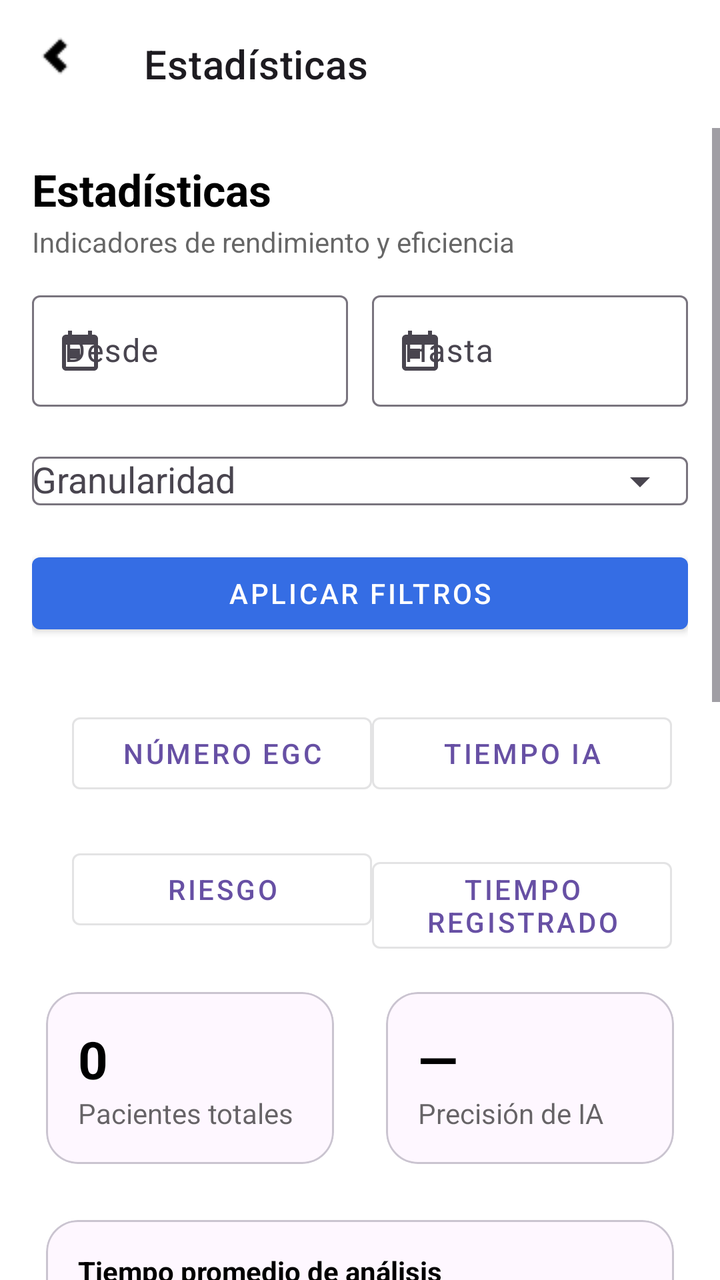
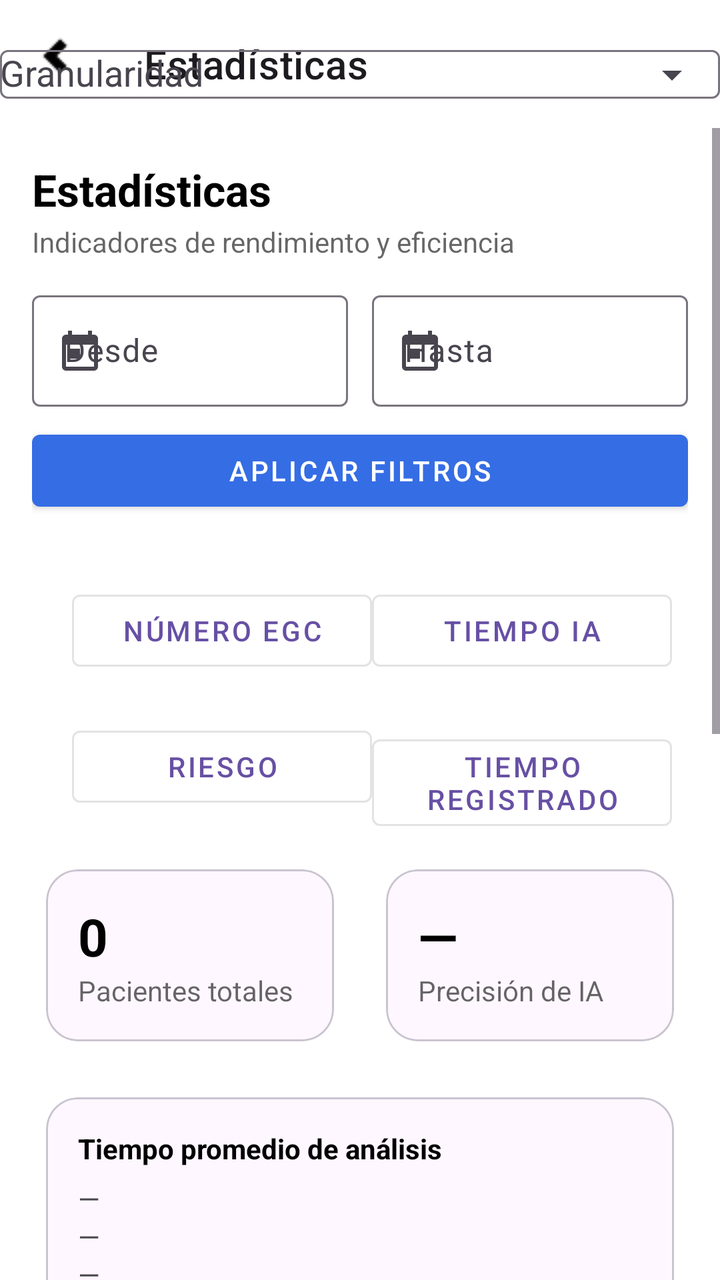

An Android layout rendered at two revisions. The XML below is the earlier revision; the diff shows what the commit changed to produce the second picture.
<!-- AndroidManifest.xml: application theme Theme.DoctorSaludApp -->
<!-- res/layout/activity_stats.xml -->
<?xml version="1.0" encoding="utf-8"?>
<androidx.coordinatorlayout.widget.CoordinatorLayout
    xmlns:android="http://schemas.android.com/apk/res/android"
    xmlns:app="http://schemas.android.com/apk/res-auto"
    android:background="@color/white"
    android:layout_width="match_parent"
    android:layout_height="match_parent">

    <com.google.android.material.appbar.MaterialToolbar
        android:id="@+id/toolbar"
        style="@style/Widget.MaterialComponents.Toolbar"
        android:layout_width="match_parent"
        android:layout_height="?attr/actionBarSize"
        app:navigationIcon="@drawable/ic_arrow_back_24_si"
        app:title="Estadísticas" />

    <ScrollView
        android:layout_width="match_parent"
        android:layout_height="match_parent"
        android:layout_marginTop="?attr/actionBarSize"
        android:fillViewport="true">

        <LinearLayout
            android:id="@+id/content"
            android:orientation="vertical"
            android:padding="16dp"
            android:layout_width="match_parent"
            android:layout_height="wrap_content">

            
            <TextView
                android:text="Estadísticas"
                android:textStyle="bold"
                android:textSize="22sp"
                android:textColor="@color/black"
                android:layout_width="wrap_content"
                android:layout_height="wrap_content"/>

            <TextView
                android:text="Indicadores de rendimiento y eficiencia"
                android:textColor="@color/black_60"
                android:layout_marginTop="2dp"
                android:layout_width="wrap_content"
                android:layout_height="wrap_content"/>

            <LinearLayout
                android:layout_marginTop="12dp"
                android:orientation="horizontal"
                android:layout_width="match_parent"
                android:layout_height="wrap_content">

                <com.google.android.material.textfield.TextInputLayout
                    android:layout_width="0dp"
                    android:layout_height="wrap_content"
                    android:layout_weight="1"
                    app:startIconDrawable="@drawable/ic_calendar_24">

                    <com.google.android.material.textfield.TextInputEditText
                        android:id="@+id/etStart"
                        android:focusable="false"
                        android:hint="Desde"
                        android:layout_width="match_parent"
                        android:layout_height="wrap_content"/>
                </com.google.android.material.textfield.TextInputLayout>

                <Space android:layout_width="12dp" android:layout_height="1dp"/>

                <com.google.android.material.textfield.TextInputLayout
                    android:layout_width="0dp"
                    android:layout_height="wrap_content"
                    android:layout_weight="1"
                    app:startIconDrawable="@drawable/ic_calendar_24">

                    <com.google.android.material.textfield.TextInputEditText
                        android:id="@+id/etEnd"
                        android:focusable="false"
                        android:hint="Hasta"
                        android:layout_width="match_parent"
                        android:layout_height="wrap_content"/>
                </com.google.android.material.textfield.TextInputLayout>
            </LinearLayout>

            <com.google.android.material.textfield.TextInputLayout
                android:layout_marginTop="8dp"
                android:layout_width="match_parent"
                android:layout_height="wrap_content"
                app:endIconMode="dropdown_menu">

                <com.google.android.material.textfield.MaterialAutoCompleteTextView
                    android:id="@+id/acGranularity"
                    android:layout_width="match_parent"
                    android:layout_height="wrap_content"
                    android:hint="Granularidad"
                    android:inputType="none" />
            </com.google.android.material.textfield.TextInputLayout>



            <com.google.android.material.button.MaterialButton
                android:id="@+id/btnApply"
                style="@style/Widget.MaterialComponents.Button"
                android:text="Aplicar filtros"
                android:layout_marginTop="8dp"
                android:layout_width="match_parent"
                android:layout_height="wrap_content"
                app:backgroundTint="@color/primaryBlue"
                android:textColor="@android:color/white"/>

            
            <LinearLayout
                android:layout_marginTop="12dp"
                android:orientation="vertical"
                android:layout_width="match_parent"
                android:layout_height="wrap_content"
                android:layout_gravity="center_horizontal"
                >

                <LinearLayout
                    android:layout_marginTop="12dp"
                    android:orientation="horizontal"
                    android:layout_width="match_parent"
                    android:width="1dp"
                    android:layout_marginLeft="20dp"
                    android:layout_height="wrap_content">
                    <com.google.android.material.button.MaterialButton
                        android:id="@+id/btnPrecision"
                        style="@style/Widget.MaterialComponents.Button.OutlinedButton"
                        android:text="Número EGC"
                        android:layout_width="150dp"
                        android:layout_marginTop="8dp"
                        android:width="1dp"
                        android:layout_height="wrap_content"
                        />
                    <com.google.android.material.button.MaterialButton
                        android:id="@+id/btnTiempoIa"
                        style="@style/Widget.MaterialComponents.Button.OutlinedButton"
                        android:text="Tiempo IA"
                        android:layout_marginTop="8dp"
                        android:layout_width="150dp"
                        android:width="1dp"
                        android:layout_height="wrap_content"
                        />
                </LinearLayout>
                <LinearLayout
                    android:layout_marginTop="12dp"
                    android:orientation="horizontal"
                    android:layout_width="match_parent"
                    android:layout_height="wrap_content"
                    android:layout_marginLeft="20dp"
                    android:width="1dp"
                    >
                    <com.google.android.material.button.MaterialButton
                        android:id="@+id/btnRiesgo"
                        style="@style/Widget.MaterialComponents.Button.OutlinedButton"
                        android:text="Riesgo"
                        android:width="1dp"
                        android:layout_marginTop="8dp"
                        android:layout_width="150dp"
                        android:layout_height="wrap_content"
                        />


                    <com.google.android.material.button.MaterialButton
                        android:id="@+id/btnPreop"
                        android:width="1dp"
                        style="@style/Widget.MaterialComponents.Button.OutlinedButton"
                        android:text="Tiempo registrado"
                        android:layout_marginTop="8dp"
                        android:layout_width="150dp"
                        android:layout_height="wrap_content"
                        />
                </LinearLayout>



            </LinearLayout>

            
            <LinearLayout
                android:layout_marginTop="12dp"
                android:orientation="horizontal"
                android:layout_width="match_parent"
                android:layout_height="wrap_content">

                <com.google.android.material.card.MaterialCardView
                    android:layout_width="0dp"
                    android:layout_height="wrap_content"
                    android:layout_weight="1"
                    app:cardCornerRadius="16dp"
                    app:cardUseCompatPadding="true">

                    <LinearLayout
                        android:padding="16dp"
                        android:orientation="vertical"
                        android:layout_width="match_parent"
                        android:layout_height="wrap_content">

                        <TextView
                            android:id="@+id/tvTotalPatients"
                            android:textSize="26sp"
                            android:textStyle="bold"
                            android:textColor="@color/black"
                            android:text="0"
                            android:layout_width="wrap_content"
                            android:layout_height="wrap_content"/>

                        <TextView
                            android:text="Pacientes totales"
                            android:textColor="@color/black_60"
                            android:layout_width="wrap_content"
                            android:layout_height="wrap_content"/>
                    </LinearLayout>
                </com.google.android.material.card.MaterialCardView>

                <Space android:layout_width="12dp" android:layout_height="1dp"/>

                <com.google.android.material.card.MaterialCardView
                    android:layout_width="0dp"
                    android:layout_height="wrap_content"
                    android:layout_weight="1"
                    app:cardCornerRadius="16dp"
                    app:cardUseCompatPadding="true">

                    <LinearLayout
                        android:padding="16dp"
                        android:orientation="vertical"
                        android:layout_width="match_parent"
                        android:layout_height="wrap_content">

                        <TextView
                            android:id="@+id/tvIaPrecision"
                            android:textSize="26sp"
                            android:textStyle="bold"
                            android:textColor="@color/black"
                            android:text="—"
                            android:layout_width="wrap_content"
                            android:layout_height="wrap_content"/>

                        <TextView
                            android:text="Precisión de IA"
                            android:textColor="@color/black_60"
                            android:layout_width="wrap_content"
                            android:layout_height="wrap_content"/>
                    </LinearLayout>
                </com.google.android.material.card.MaterialCardView>
            </LinearLayout>

            
            <com.google.android.material.card.MaterialCardView
                android:layout_marginTop="12dp"
                android:layout_width="match_parent"
                android:layout_height="wrap_content"
                app:cardCornerRadius="16dp"
                app:cardUseCompatPadding="true">

                <LinearLayout
                    android:padding="16dp"
                    android:orientation="vertical"
                    android:layout_width="match_parent"
                    android:layout_height="wrap_content">

                    <TextView
                        android:text="Tiempo promedio de análisis"
                        android:textStyle="bold"
                        android:textColor="@color/black"
                        android:layout_width="wrap_content"
                        android:layout_height="wrap_content"/>

                    <LinearLayout
                        android:layout_marginTop="6dp"
                        android:orientation="vertical"
                        android:layout_width="match_parent"
                        android:layout_height="wrap_content">

                        <TextView
                            android:id="@+id/tvIaTime"
                            android:text="—"
                            android:layout_width="wrap_content"
                            android:layout_height="wrap_content"/>

                        <TextView
                            android:id="@+id/tvManualTime"
                            android:text="—"
                            android:layout_width="wrap_content"
                            android:layout_height="wrap_content"/>

                        <TextView
                            android:id="@+id/tvSavedTime"
                            android:text="—"
                            android:layout_width="wrap_content"
                            android:layout_height="wrap_content"/>
                    </LinearLayout>
                </LinearLayout>
            </com.google.android.material.card.MaterialCardView>

            
            <com.github.mikephil.charting.charts.BarChart
                android:id="@+id/riskChart"
                android:layout_marginTop="12dp"
                android:layout_width="match_parent"
                android:layout_height="220dp"/>

            
            <com.github.mikephil.charting.charts.LineChart
                android:id="@+id/lineChart"
                android:layout_marginTop="12dp"
                android:layout_width="match_parent"
                android:layout_height="220dp"/>

            
            <androidx.recyclerview.widget.RecyclerView
                android:id="@+id/rvMonthly"
                android:layout_marginTop="8dp"
                android:layout_width="match_parent"
                android:layout_height="wrap_content"/>
        </LinearLayout>
    </ScrollView>

    <ProgressBar
        android:id="@+id/progress"
        style="@style/Widget.MaterialComponents.CircularProgressIndicator"
        android:layout_gravity="center"
        android:visibility="gone"
        android:layout_width="48dp"
        android:layout_height="48dp"/>
</androidx.coordinatorlayout.widget.CoordinatorLayout>
<!-- resources referenced by this layout -->
<resources>
  <color name="black">#FF000000</color>
  <color name="black_60">#99000000</color>
  <color name="primaryBlue">#356DE4</color>
  <color name="white">#ffffffff</color>
  <!-- drawable ic_arrow_back_24_si: png bitmap (drawable, 235 bytes) -->
  <!-- drawable ic_calendar_24 (drawable) -->
  <vector xmlns:android="http://schemas.android.com/apk/res/android"
      android:width="24dp"
      android:height="24dp"
      android:viewportWidth="24"
      android:viewportHeight="24">
      
      <path
          android:fillColor="#FF000000"
          android:pathData="M19,4h-1V2h-2v2H8V2H6v2H5C3.9,4 3,4.9 3,6v14c0,1.1 0.9,2 2,2h14c1.1,0 2,-0.9 2,-2V6C21,4.9 20.1,4 19,4zM19,20H5V9h14V20zM7,11h5v5H7z"/>
  </vector>
  <style name="Theme.DoctorSaludApp" parent="Base.Theme.DoctorSaludApp" />
  <style name="Base.Theme.DoctorSaludApp" parent="Theme.Material3.DayNight.NoActionBar">
          
          
      </style>
</resources>

<!-- the commit's change to res/layout/activity_stats.xml (unified diff, before → after) -->
@@ -79,21 +79,6 @@
                         android:layout_height="wrap_content"/>
                 </com.google.android.material.textfield.TextInputLayout>
             </LinearLayout>
-
-            <com.google.android.material.textfield.TextInputLayout
-                android:layout_marginTop="8dp"
-                android:layout_width="match_parent"
-                android:layout_height="wrap_content"
-                app:endIconMode="dropdown_menu">
-
-                <com.google.android.material.textfield.MaterialAutoCompleteTextView
-                    android:id="@+id/acGranularity"
-                    android:layout_width="match_parent"
-                    android:layout_height="wrap_content"
-                    android:hint="Granularidad"
-                    android:inputType="none" />
-            </com.google.android.material.textfield.TextInputLayout>
-
 
 
             <com.google.android.material.button.MaterialButton
@@ -323,4 +308,17 @@
         android:visibility="gone"
         android:layout_width="48dp"
         android:layout_height="48dp"/>
+    <com.google.android.material.textfield.TextInputLayout
+        android:layout_marginTop="8dp"
+        android:layout_width="match_parent"
+        android:layout_height="wrap_content"
+        app:endIconMode="dropdown_menu">
+
+        <com.google.android.material.textfield.MaterialAutoCompleteTextView
+            android:id="@+id/acGranularity"
+            android:layout_width="match_parent"
+            android:layout_height="wrap_content"
+            android:hint="Granularidad"
+            android:inputType="none" />
+    </com.google.android.material.textfield.TextInputLayout>
 </androidx.coordinatorlayout.widget.CoordinatorLayout>
